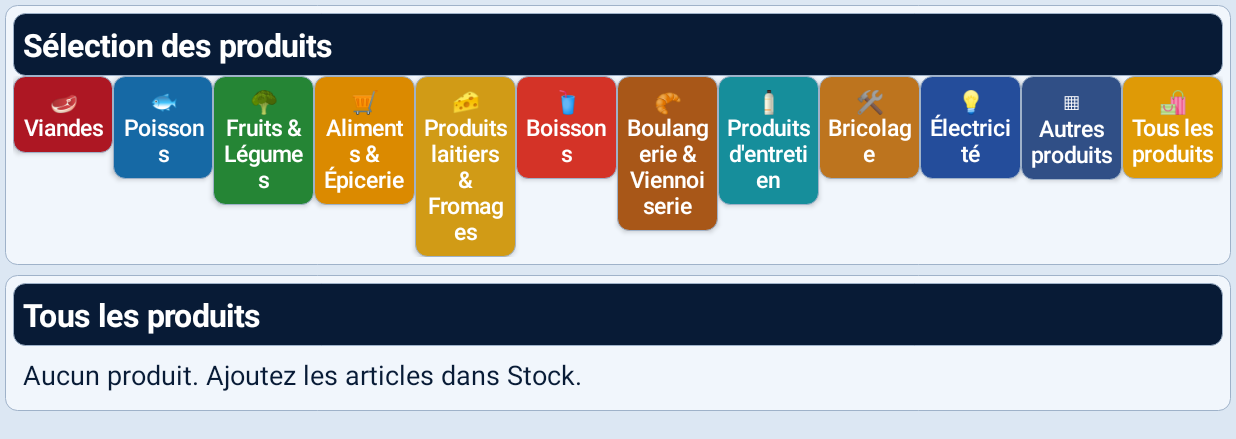
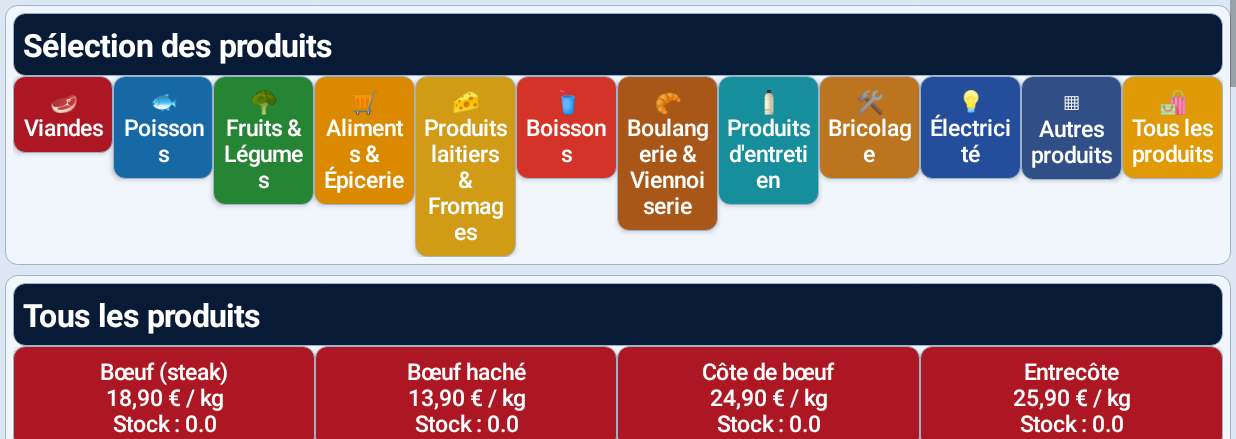
Before and after one commit to hadjahmedkad-ui/Caisse-Magasin, an Android app: the screen it shows after launch (MainActivity), after a tap on "Produits", on a phone screen of 824 x 412 dp (held sideways), the part 179-618 px from its top. Run offline under Robolectric (Android 15) with nearby library versions, the phone set to English and light mode, and no system bars.

Commit message:
Précharger catalogue multi-catégories et afficher produits en grille tactile

```diff
--- a/app/src/main/java/com/caissemagasin/app/MainActivity.java
+++ b/app/src/main/java/com/caissemagasin/app/MainActivity.java
@@ -17,11 +17,27 @@ public class MainActivity extends Activity {
  String[] cats={"Viandes","Poissons","Fruits & Légumes","Aliments & Épicerie","Produits laitiers & Fromages","Boissons","Boulangerie & Viennoiserie","Produits d'entretien","Bricolage","Électricité","Autres produits","Tous les produits"};
  String[] catIcons={"🥩","🐟","🥦","🛒","🧀","🥤","🥐","🧴","🛠","💡","▦","🛍"};
  int[] catColors={0xffad1723,0xff1669a5,0xff258535,0xffdb8a00,0xffd19b16,0xffd43327,0xffa85718,0xff168e9b,0xffbd741e,0xff244d9b,0xff304f86,0xffdf9a06};
- String[] units={"pièce","kg","g","L","mL","bouteille","canette","boîte","carton","sachet","pack"};
+ String[] units={"pièce","kg","g","L","mL","bouteille","canette","boîte","carton","sachet","pack","paquet","barquette","pot","bidon","rouleau"};
  @Override public void onCreate(Bundle b){super.onCreate(b);getWindow().getDecorView().setSystemUiVisibility(View.SYSTEM_UI_FLAG_FULLSCREEN);load();show("Caisse");}
  JSONObject item(String name,String cat,String code,String unit,double cost,double price,double stock){JSONObject o=new JSONObject();try{o.put("name",name);o.put("cat",cat);o.put("code",code);o.put("unit",unit);o.put("cost",cost);o.put("price",price);o.put("stock",stock);}catch(Exception e){}return o;}
- void load(){try{JSONObject d=new JSONObject(getPreferences(0).getString("data","{}"));for(String k:new String[]{"products","cart","sales"}){JSONArray a=d.optJSONArray(k);if(a==null)continue;ArrayList<JSONObject> dest=k.equals("products")?products:k.equals("cart")?cart:sales;for(int i=0;i<a.length();i++)dest.add(a.getJSONObject(i));}}catch(Exception e){}}
- void save(){try{JSONObject d=new JSONObject();d.put("products",new JSONArray(products));d.put("cart",new JSONArray(cart));d.put("sales",new JSONArray(sales));getPreferences(0).edit().putString("data",d.toString()).apply();}catch(Exception e){}}
+ void load(){try{JSONObject d=new JSONObject(getPreferences(0).getString("data","{}"));for(String k:new String[]{"products","cart","sales"}){JSONArray a=d.optJSONArray(k);if(a==null)continue;ArrayList<JSONObject> dest=k.equals("products")?products:k.equals("cart")?cart:sales;for(int i=0;i<a.length();i++)dest.add(a.getJSONObject(i));}}catch(Exception e){} if(products.isEmpty()&&getPreferences(0).getBoolean("firstLaunch",true)){seedProducts();getPreferences(0).edit().putBoolean("firstLaunch",false).apply();}}
+ void seedProducts(){
+ String[][] entries={
+ {"Viandes","Bœuf (steak)","kg","18.90"},{"Viandes","Bœuf haché","kg","13.90"},{"Viandes","Côte de bœuf","kg","24.90"},{"Viandes","Entrecôte","kg","25.90"},{"Viandes","Agneau","kg","22.90"},{"Viandes","Côtelettes d'agneau","kg","24.90"},{"Viandes","Merguez","kg","12.90"},{"Viandes","Chipolatas","kg","11.90"},{"Viandes","Poulet entier","kg","6.90"},{"Viandes","Blanc de poulet","kg","13.90"},{"Viandes","Cuisses de poulet","kg","8.90"},{"Viandes","Escalopes de dinde","kg","12.90"},
+ {"Poissons","Saumon","kg","24.90"},{"Poissons","Cabillaud","kg","21.90"},{"Poissons","Dorade","kg","16.90"},{"Poissons","Sardines","kg","7.90"},{"Poissons","Crevettes","kg","19.90"},{"Poissons","Thon","kg","23.90"},{"Poissons","Merlu","kg","13.90"},{"Poissons","Moules","kg","6.90"},
+ {"Fruits & Légumes","Pommes","kg","2.90"},{"Fruits & Légumes","Bananes","kg","2.20"},{"Fruits & Légumes","Oranges","kg","2.80"},{"Fruits & Légumes","Fraises","barquette","3.90"},{"Fruits & Légumes","Tomates","kg","3.50"},{"Fruits & Légumes","Pommes de terre","kg","1.80"},{"Fruits & Légumes","Carottes","kg","1.90"},{"Fruits & Légumes","Oignons","kg","1.60"},{"Fruits & Légumes","Salade","pièce","1.50"},
+ {"Aliments & Épicerie","Riz","kg","2.90"},{"Aliments & Épicerie","Pâtes","paquet","1.60"},{"Aliments & Épicerie","Farine","kg","1.20"},{"Aliments & Épicerie","Sucre","kg","1.50"},{"Aliments & Épicerie","Huile","L","3.20"},{"Aliments & Épicerie","Conserves","boîte","2.10"},{"Aliments & Épicerie","Couscous","kg","3.50"},{"Aliments & Épicerie","Café","paquet","4.50"},
+ {"Produits laitiers & Fromages","Lait","L","1.30"},{"Produits laitiers & Fromages","Yaourt","pièce","0.70"},{"Produits laitiers & Fromages","Beurre","pièce","2.80"},{"Produits laitiers & Fromages","Emmental","kg","12.90"},{"Produits laitiers & Fromages","Camembert","pièce","2.90"},{"Produits laitiers & Fromages","Crème fraîche","pot","1.80"},
+ {"Boissons","Eau minérale","bouteille","0.80"},{"Boissons","Eau gazeuse","bouteille","1.10"},{"Boissons","Jus d'orange","L","2.50"},{"Boissons","Soda cola","canette","1.30"},{"Boissons","Limonade","bouteille","1.90"},{"Boissons","Thé glacé","bouteille","1.80"},
+ {"Boulangerie & Viennoiserie","Baguette","pièce","1.20"},{"Boulangerie & Viennoiserie","Pain complet","pièce","2.30"},{"Boulangerie & Viennoiserie","Croissant","pièce","1.30"},{"Boulangerie & Viennoiserie","Pain au chocolat","pièce","1.40"},{"Boulangerie & Viennoiserie","Brioche","pièce","3.80"},
+ {"Produits d'entretien","Lessive","bidon","8.90"},{"Produits d'entretien","Liquide vaisselle","bouteille","2.40"},{"Produits d'entretien","Éponge","pièce","1.20"},{"Produits d'entretien","Nettoyant sol","bouteille","3.60"},{"Produits d'entretien","Sacs poubelle","rouleau","2.80"},
+ {"Bricolage","Marteau","pièce","12.90"},{"Bricolage","Tournevis","pièce","5.90"},{"Bricolage","Vis","boîte","4.20"},{"Bricolage","Clous","boîte","3.80"},{"Bricolage","Ruban adhésif","rouleau","2.90"},
+ {"Électricité","Ampoule LED","pièce","4.90"},{"Électricité","Prise","pièce","5.50"},{"Électricité","Rallonge","pièce","9.90"},{"Électricité","Pile AA","paquet","4.50"},{"Électricité","Interrupteur","pièce","6.90"},
+ {"Autres produits","Sac réutilisable","pièce","1.50"},{"Autres produits","Papier cadeau","rouleau","2.20"},{"Autres produits","Pile bouton","pièce","2.90"}
+ };
+ int i=10001;for(String[] e:entries){JSONObject p=item(e[1],e[0],"INT"+(i++),e[2],0,num(e[3]),0);products.add(p);}save();
+ }
+  void save(){try{JSONObject d=new JSONObject();d.put("products",new JSONArray(products));d.put("cart",new JSONArray(cart));d.put("sales",new JSONArray(sales));getPreferences(0).edit().putString("data",d.toString()).apply();}catch(Exception e){}}
  LinearLayout col(){LinearLayout x=new LinearLayout(this);x.setOrientation(1);return x;}
  LinearLayout row(){LinearLayout x=new LinearLayout(this);x.setOrientation(0);return x;}
  GradientDrawable bg(int c){GradientDrawable g=new GradientDrawable();g.setColor(c);g.setCornerRadius(12);g.setStroke(1,0xff9fb2c9);return g;}
@@ -50,7 +66,7 @@ public class MainActivity extends Activity {
  void key(String k){if(k.equals("Ajouter")){double q=num(qty.getText().toString()),p=num(price.getText().toString());if(q<=0||p<0){toast("Quantité ou prix incorrect");return;}JSONObject selected=find(chosenCode);if(selected!=null){double existing=0;for(JSONObject c:cart)if(c.optString("code").equals(chosenCode))existing+=c.optDouble("qty");if(q+existing>selected.optDouble("stock")){toast("Stock insuffisant");return;}}JSONObject c=item(chosen.isEmpty()?"Article manuel":chosen,"",chosenCode,"pièce",0,p,0);try{c.put("qty",q);}catch(Exception e){}cart.add(c);save();show("Caisse");return;}
  EditText e=qty.hasFocus()?qty:price;String s=e.getText().toString();if(k.equals("←"))s=s.isEmpty()?"":s.substring(0,s.length()-1);else if(k.equals("+"))s=String.valueOf(num(s)+1);else if(k.equals("−"))s=String.valueOf(Math.max(0,num(s)-1));else if(k.equals("×"))s=String.valueOf(num(s)*2);else s+=k.equals(",")?".":k;e.setText(s);e.setSelection(s.length());}
  void produits(String category){body.removeAllViews();LinearLayout filter=panel(body,"Sélection des produits");LinearLayout catsRow=row();filter.addView(catsRow);for(int j=0;j<cats.length;j++){String c=cats[j];add(catsRow,btn(catIcons[j]+"\n"+c,catColors[j],()->produits(c.equals("Tous les produits")?null:c)),1);}
- LinearLayout list=panel(body,category==null?"Tous les produits":category);int count=0;for(JSONObject p:products){if(category!=null&&!category.equals(p.optString("cat")))continue;count++;list.addView(btn(p.optString("name")+"   "+eur(p.optDouble("price"))+" / "+p.optString("unit")+"   Stock : "+p.optDouble("stock"),blue,()->{chosen=p.optString("name");chosenCode=p.optString("code");show("Caisse");}));}if(count==0)list.addView(txt("Aucun produit. Ajoutez les articles dans Stock.",18,navy));}
+ LinearLayout list=panel(body,category==null?"Tous les produits":category);int count=0;LinearLayout grid=null;for(JSONObject p:products){if(category!=null&&!category.equals(p.optString("cat")))continue;if(count%4==0){grid=row();list.addView(grid);}count++;String label=p.optString("name")+"\n"+eur(p.optDouble("price"))+" / "+p.optString("unit")+"\nStock : "+p.optDouble("stock");add(grid,btn(label,catColors[Math.max(0,Arrays.asList(cats).indexOf(p.optString("cat")))],()->{chosen=p.optString("name");chosenCode=p.optString("code");show("Caisse");}),1);}if(count==0)list.addView(txt("Aucun produit dans cette catégorie.",18,navy));}
  void stock(){LinearLayout form=panel(body,"Gestion du stock et création de produits");EditText name=field("Nom de l'article",""),purchase=field("Prix d'achat",""),sell=field("Prix de vente",""),quantity=field("Stock initial",""),barcode=field("Code-barres","");Spinner cat=spin(cats),unit=spin(units);form.addView(name);form.addView(cat);form.addView(unit);form.addView(purchase);form.addView(sell);form.addView(quantity);form.addView(barcode);form.addView(btn("Générer un code interne",blue,()->barcode.setText("29"+System.currentTimeMillis())),new LinearLayout.LayoutParams(-1,-2));form.addView(btn("Enregistrer le produit",green,()->{String n=name.getText().toString().trim(),b=barcode.getText().toString().trim();if(n.isEmpty()||b.isEmpty()||find(b)!=null){toast("Nom ou code manquant, ou code déjà utilisé");return;}double q=num(quantity.getText().toString()),pr=num(sell.getText().toString()),co=num(purchase.getText().toString());if(q<0||pr<0||co<0){toast("Valeur négative interdite");return;}products.add(item(n,cat.getSelectedItem().toString(),b,unit.getSelectedItem().toString(),co,pr,q));save();show("Stock");}));
  LinearLayout list=panel(body,"Inventaire / sorties");for(JSONObject p:products){LinearLayout r=row();list.addView(r);add(r,txt(p.optString("name")+" | "+p.optString("code")+" | "+eur(p.optDouble("price"))+" | Reste "+p.optDouble("stock")+" "+p.optString("unit"),17,navy),4);add(r,btn("Modifier",blue,()->edit(p)),1);}}
  void edit(JSONObject p){LinearLayout form=panel(body,"Modifier : "+p.optString("name"));EditText pr=field("Prix",String.valueOf(p.optDouble("price"))),q=field("Stock",String.valueOf(p.optDouble("stock")));form.addView(pr);form.addView(q);form.addView(btn("Sauvegarder",green,()->{try{p.put("price",num(pr.getText().toString()));p.put("stock",num(q.getText().toString()));}catch(Exception e){}save();show("Stock");}));}
```
